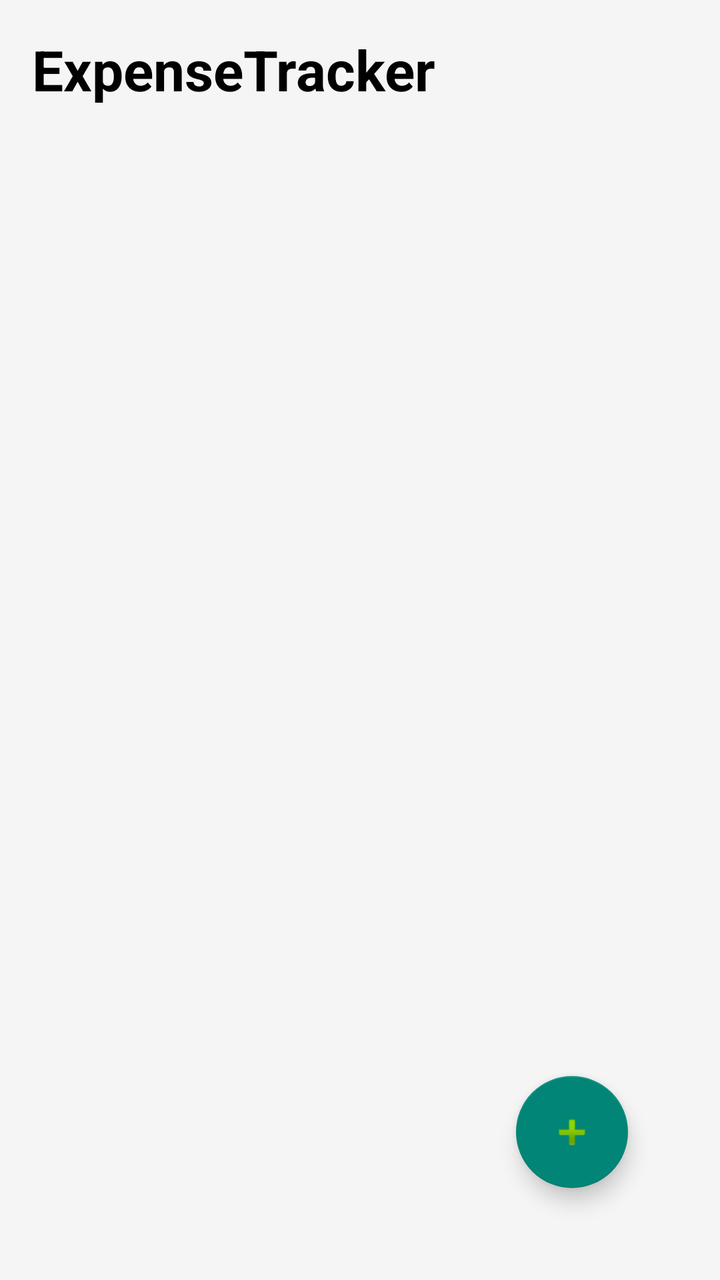
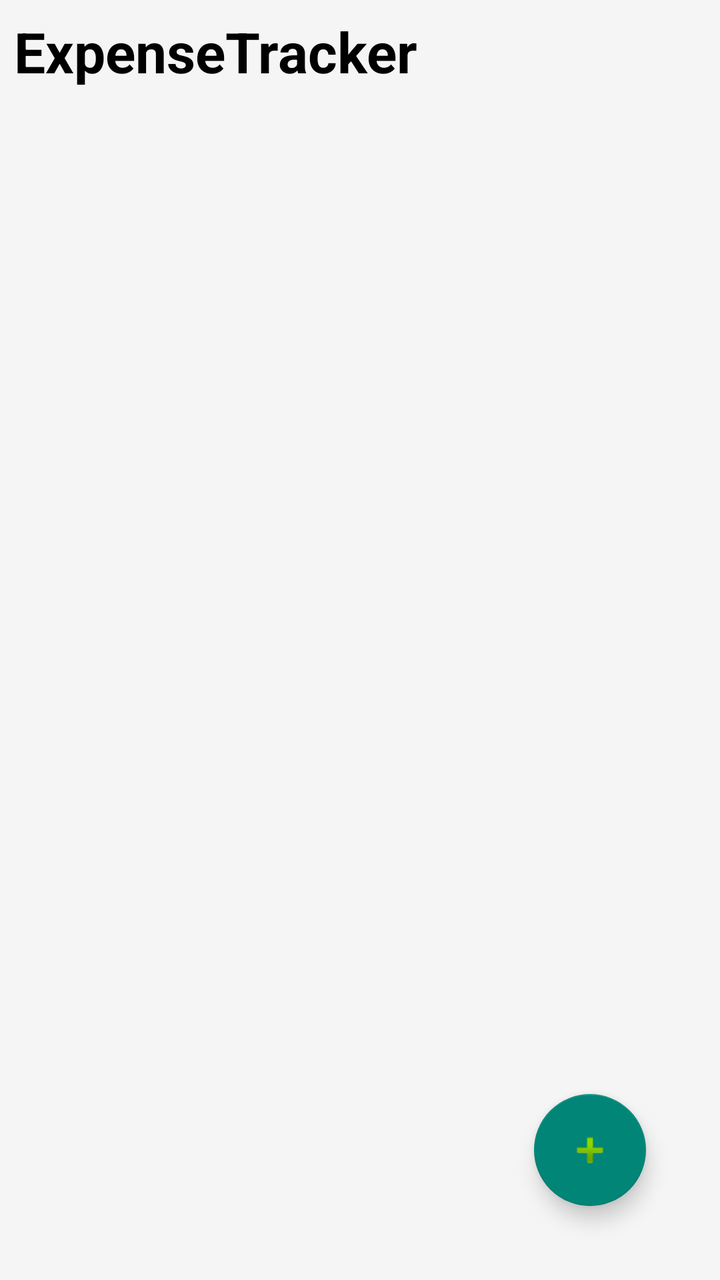

The first picture is an Android layout as it rendered before a commit; the second is the same layout after the commit. The layout source and the unified diff follow.
<!-- AndroidManifest.xml: application theme Theme.ExpenseTracker -->
<!-- res/layout/expense_list.xml -->
<?xml version="1.0" encoding="utf-8"?>
<LinearLayout xmlns:android="http://schemas.android.com/apk/res/android"
    android:layout_width="match_parent"
    android:layout_height="match_parent"
    android:orientation="vertical"
    android:background="#F5F5F5"
    android:padding="16dp">

    <LinearLayout
        android:layout_width="match_parent"
        android:layout_height="wrap_content"
        android:orientation="vertical">

        <TextView
            android:id="@+id/titleText"
            android:layout_width="match_parent"
            android:layout_height="66dp"
            android:text="@string/app_name"
            android:textColor="#000000"
            android:textSize="28sp"
            android:textStyle="bold" />

    </LinearLayout>
    <FrameLayout
        xmlns:android="http://schemas.android.com/apk/res/android"
        android:layout_width="match_parent"
        android:layout_height="match_parent">

        <androidx.recyclerview.widget.RecyclerView
            android:id="@+id/expenseRecyclerView"
            android:layout_width="match_parent"
            android:layout_height="match_parent"
            android:clipToPadding="false"
            android:paddingBottom="88dp" />

        <com.google.android.material.floatingactionbutton.FloatingActionButton
            android:id="@+id/addExpenseFab"
            android:layout_width="wrap_content"
            android:layout_height="wrap_content"
            android:layout_gravity="bottom|end"
            android:layout_margin="30dp"
            android:src="@android:drawable/ic_input_add"
            android:contentDescription="Add expense" />

    </FrameLayout>
</LinearLayout>
<!-- resources referenced by this layout -->
<resources>
  <string name="app_name">ExpenseTracker</string>
  <style name="Theme.ExpenseTracker" parent="Theme.AppCompat.Light.NoActionBar" />
</resources>

<!-- the commit's change to res/layout/expense_list.xml (unified diff, before → after) -->
@@ -4,7 +4,7 @@
     android:layout_height="match_parent"
     android:orientation="vertical"
     android:background="#F5F5F5"
-    android:padding="16dp">
+    android:padding="7dp">
 
     <LinearLayout
         android:layout_width="match_parent"
@@ -22,7 +22,6 @@
 
     </LinearLayout>
     <FrameLayout
-        xmlns:android="http://schemas.android.com/apk/res/android"
         android:layout_width="match_parent"
         android:layout_height="match_parent">
 
@@ -30,7 +29,6 @@
             android:id="@+id/expenseRecyclerView"
             android:layout_width="match_parent"
             android:layout_height="match_parent"
-            android:clipToPadding="false"
             android:paddingBottom="88dp" />
 
         <com.google.android.material.floatingactionbutton.FloatingActionButton
